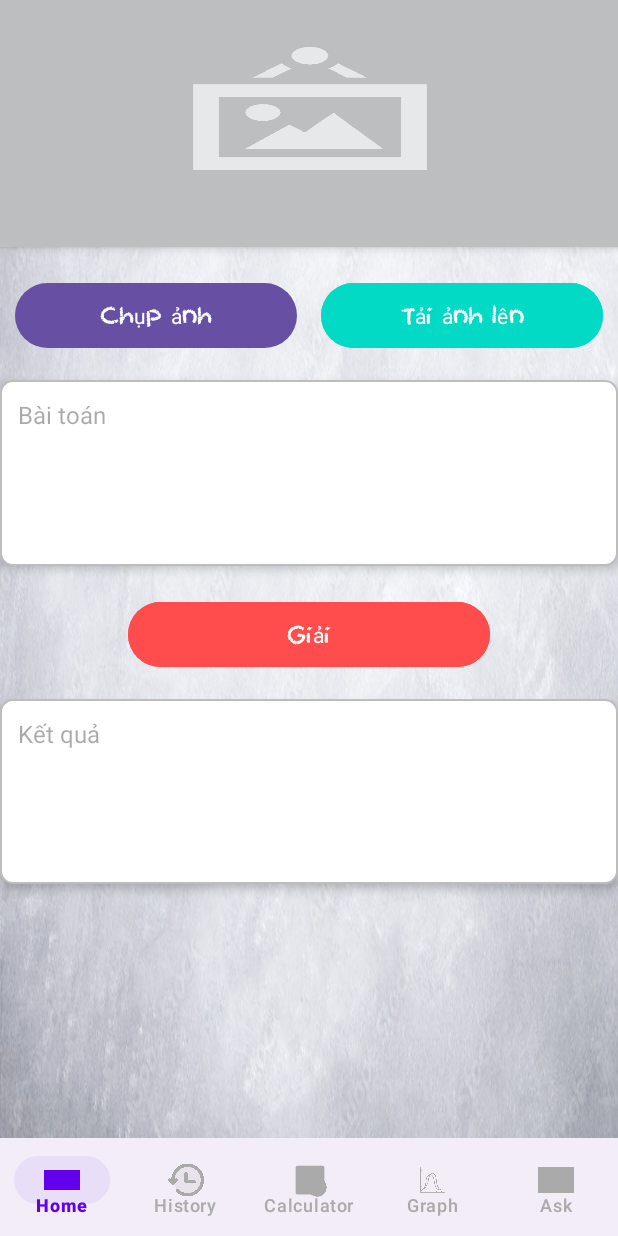
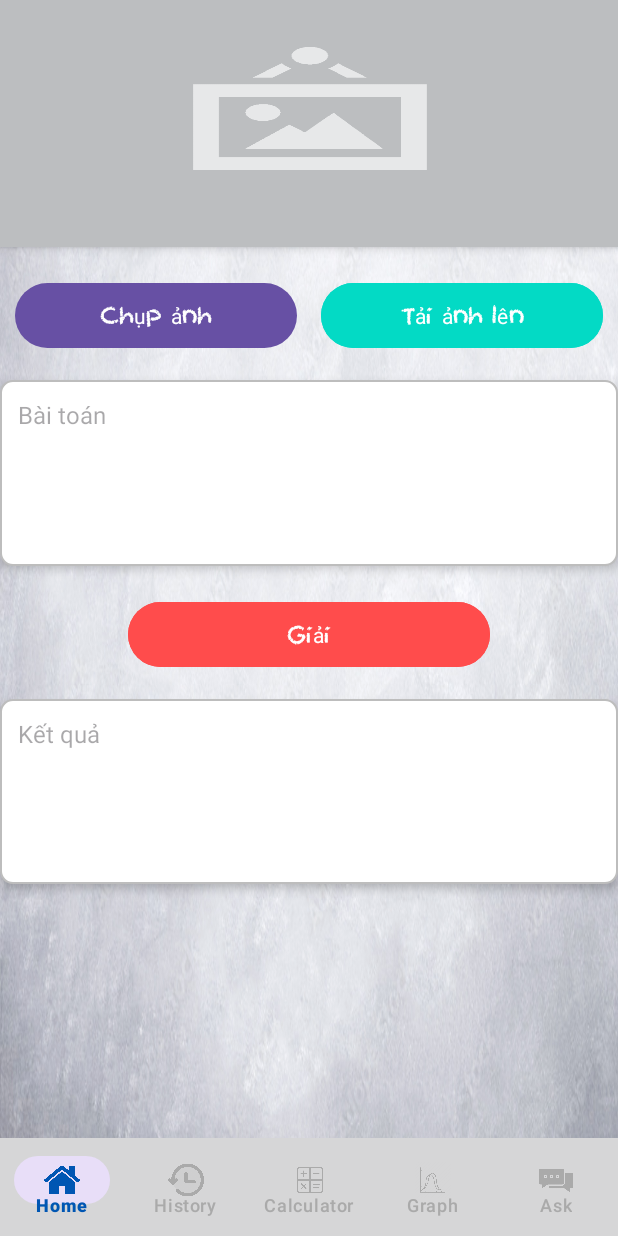
Before and after one commit to vlak1212/MathApp, an Android app: the screen it shows after launch (MainActivity), on a phone screen of 412 x 824 dp. Run offline under Robolectric (Android 15) with nearby library versions, the phone set to English and light mode, and no system bars; our stand-ins replace Picasso, Room's generated code; libraries missing offline, so code that uses them is left out: com.google.ai.client, com.google.mlkit.vision.

Commit message:
maybe 100

```diff
--- a/app/src/main/res/layout/activity_graph.xml
+++ b/app/src/main/res/layout/activity_graph.xml
@@ -42,4 +42,5 @@
         android:layout_weight="1"
         android:background="#e0e0e0" />
 
+
 </LinearLayout>
--- a/app/src/main/res/layout/activity_graph_options.xml
+++ b/app/src/main/res/layout/activity_graph_options.xml
@@ -119,6 +119,7 @@
         android:layout_width="match_parent"
         android:layout_height="65dp"
         android:layout_alignParentBottom="true"
+        android:background="@color/fui_bgGoogle"
         app:itemIconTint="@color/bottom_nav_item_color"
         app:itemTextColor="@color/bottom_nav_item_color"
         app:labelVisibilityMode="labeled"
--- a/app/src/main/res/layout/activity_history.xml
+++ b/app/src/main/res/layout/activity_history.xml
@@ -41,6 +41,7 @@
         android:layout_width="match_parent"
         android:layout_height="65dp"
         android:layout_alignParentBottom="true"
+        android:background="@color/fui_bgGoogle"
         app:itemIconTint="@color/bottom_nav_item_color"
         app:itemTextColor="@color/bottom_nav_item_color"
         app:labelVisibilityMode="labeled"
--- a/app/src/main/res/layout/activity_main.xml
+++ b/app/src/main/res/layout/activity_main.xml
@@ -176,6 +176,7 @@
         app:itemIconTint="@color/bottom_nav_item_color"
         app:itemTextColor="@color/bottom_nav_item_color"
         app:labelVisibilityMode="labeled"
+        android:background="@color/fui_bgGoogle"
         app:menu="@menu/bottom_navigation_menu"
         app:layout_constraintBottom_toBottomOf="parent"
         app:layout_constraintStart_toStartOf="parent"
--- a/app/src/main/res/layout/activity_post_details.xml
+++ b/app/src/main/res/layout/activity_post_details.xml
@@ -126,4 +126,5 @@
             android:layout_marginTop="8dp"
             android:padding="16dp" />
     </LinearLayout>
+
 </ScrollView>
--- a/app/src/main/res/layout/activity_splash.xml
+++ b/app/src/main/res/layout/activity_splash.xml
@@ -20,8 +20,8 @@
 
     <ImageView
         android:id="@+id/splashImage"
-        android:layout_width="235dp"
-        android:layout_height="241dp"
+        android:layout_width="259dp"
+        android:layout_height="261dp"
         android:layout_centerHorizontal="true"
         android:scaleType="centerInside"
         android:src="@drawable/img_splash1" />
--- a/app/src/main/res/values/colors.xml
+++ b/app/src/main/res/values/colors.xml
@@ -2,7 +2,7 @@
 <resources>
     <color name="black">#FF000000</color>
     <color name="white">#FFFFFFFF</color>
-    <color name="darkgray">#80343a40</color>
+    <color name="darkgray">#D3D3D3</color>
     <color name="purple_200">#0F9D58</color>
     <color name="purple_500">#0F9D58</color>
     <color name="purple_700">#0F9D58</color>
@@ -12,7 +12,7 @@
     <color name="black_shade_2">#272B33</color>
     <color name="black_shade_3">#22252D</color>
     <color name="yellow">#ffa500</color>
-    <color name="colorPrimary">#6200EE</color>
+    <color name="colorPrimary">#0056b3</color>
     <color name="colorPrimaryDark">#3700B3</color>
     <color name="colorAccent">#03DAC5</color>
     <color name="colorBackground">#FAFAFA</color>
```
Also changed, not shown: app/src/main/res/drawable/ic_calculator.png, app/src/main/res/drawable/ic_forum.png, app/src/main/res/drawable/ic_home.png.
